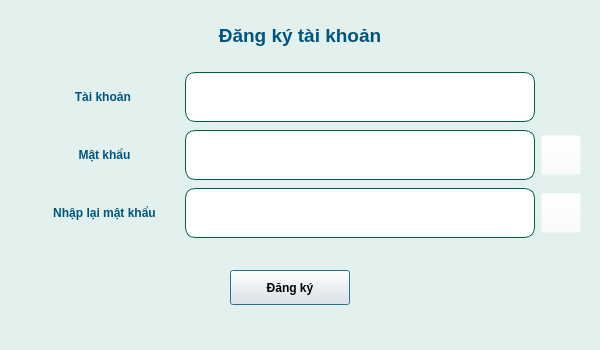
Above: register.ui from reilee21/BMHTTT before the change. Below: the same form after it.
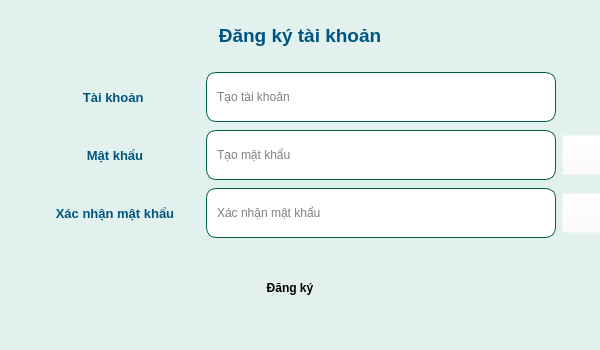
That is the form after the change. Icons and pictures are not drawn.

The edit to the form file:
```diff
--- a/register.ui
+++ b/register.ui
@@ -85,7 +85,8 @@
     <cursorShape>PointingHandCursor</cursorShape>
    </property>
    <property name="styleSheet">
-    <string notr="true">font:bold</string>
+    <string notr="true">font:bold;
+border-radius: 5px</string>
    </property>
    <property name="text">
     <string>Đăng ký</string>
@@ -96,7 +97,7 @@
     <rect>
      <x>30</x>
      <y>70</y>
-     <width>551</width>
+     <width>572</width>
      <height>172</height>
     </rect>
    </property>
@@ -107,6 +108,7 @@
        <widget class="QLabel" name="label">
         <property name="font">
          <font>
+          <pointsize>10</pointsize>
           <weight>75</weight>
           <italic>false</italic>
           <bold>true</bold>
@@ -134,6 +136,9 @@
           <height>50</height>
          </size>
         </property>
+        <property name="placeholderText">
+         <string>Tạo tài khoản</string>
+        </property>
        </widget>
       </item>
       <item>
@@ -163,6 +168,7 @@
        <widget class="QLabel" name="label_5">
         <property name="font">
          <font>
+          <pointsize>10</pointsize>
           <weight>75</weight>
           <italic>false</italic>
           <bold>true</bold>
@@ -190,6 +196,9 @@
           <height>50</height>
          </size>
         </property>
+        <property name="placeholderText">
+         <string>Tạo mật khẩu</string>
+        </property>
        </widget>
       </item>
       <item>
@@ -229,13 +238,14 @@
        <widget class="QLabel" name="label_2">
         <property name="font">
          <font>
+          <pointsize>10</pointsize>
           <weight>75</weight>
           <italic>false</italic>
           <bold>true</bold>
          </font>
         </property>
         <property name="text">
-         <string>Nhập lại mật khẩu</string>
+         <string>Xác nhận mật khẩu</string>
         </property>
         <property name="alignment">
          <set>Qt::AlignCenter</set>
@@ -256,6 +266,9 @@
           <height>50</height>
          </size>
         </property>
+        <property name="placeholderText">
+         <string>Xác nhận mật khẩu</string>
+        </property>
        </widget>
       </item>
       <item>
```
Left out of the diff: 4 changed lines with no effect on the pictures.
